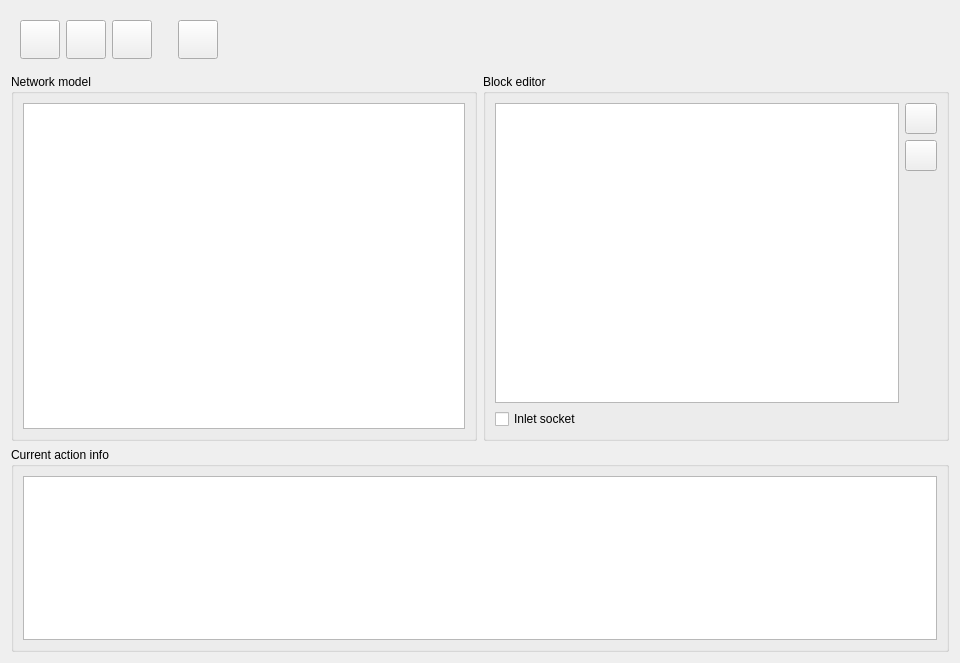
This is BlockModDemo/src/BlockModDemoDialog.ui in ghorwin/BlockMod as Qt 5 draws it before an edit. The edited form follows.
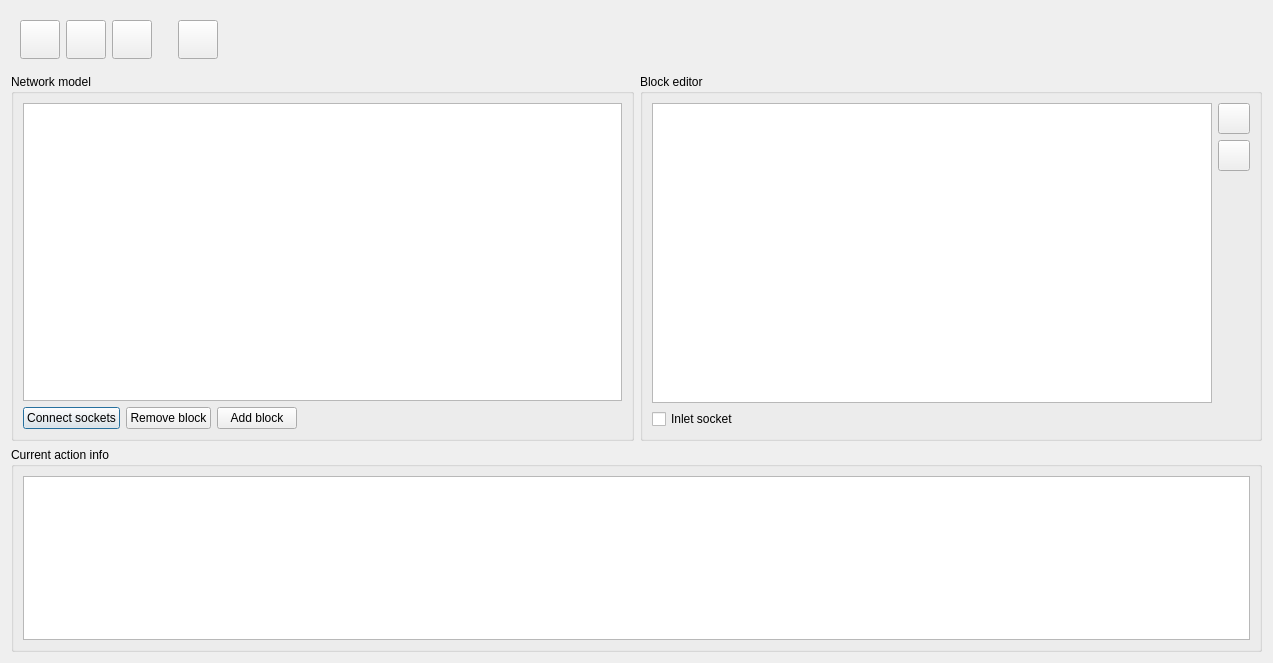
This is the edited form. Icons and pictures are not drawn. Custom widgets are drawn as their Qt base class.

Commit message: Implemented "removeBlock()" functionality.

The edit to the form file:
```diff
--- a/BlockModDemo/src/BlockModDemoDialog.ui
+++ b/BlockModDemo/src/BlockModDemoDialog.ui
@@ -6,7 +6,7 @@
    <rect>
     <x>0</x>
     <y>0</y>
-    <width>960</width>
+    <width>1273</width>
     <height>663</height>
    </rect>
   </property>
@@ -114,6 +114,44 @@
       <item>
        <widget class="BLOCKMOD::ZoomMeshGraphicsView" name="graphicsView"/>
       </item>
+      <item>
+       <layout class="QHBoxLayout" name="horizontalLayout_2">
+        <item>
+         <widget class="QPushButton" name="pushButtonConnectSockets">
+          <property name="text">
+           <string>Connect sockets</string>
+          </property>
+         </widget>
+        </item>
+        <item>
+         <widget class="QPushButton" name="pushButtonRemoveBlock">
+          <property name="text">
+           <string>Remove block</string>
+          </property>
+         </widget>
+        </item>
+        <item>
+         <widget class="QPushButton" name="pushButtonAddBlock">
+          <property name="text">
+           <string>Add block</string>
+          </property>
+         </widget>
+        </item>
+        <item>
+         <spacer name="horizontalSpacer_3">
+          <property name="orientation">
+           <enum>Qt::Horizontal</enum>
+          </property>
+          <property name="sizeHint" stdset="0">
+           <size>
+            <width>40</width>
+            <height>20</height>
+           </size>
+          </property>
+         </spacer>
+        </item>
+       </layout>
+      </item>
      </layout>
     </widget>
    </item>
```
The commit also changes 8 other files.
